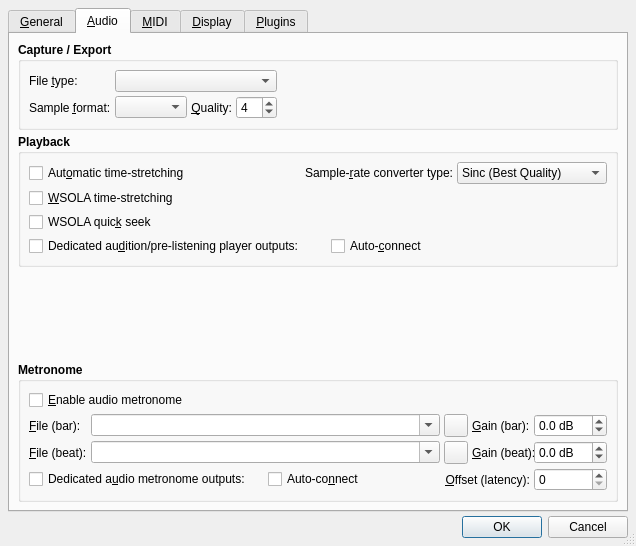
Above: src/qtractorOptionsForm.ui from rncbc/qtractor before the change. Below: the same form after it.
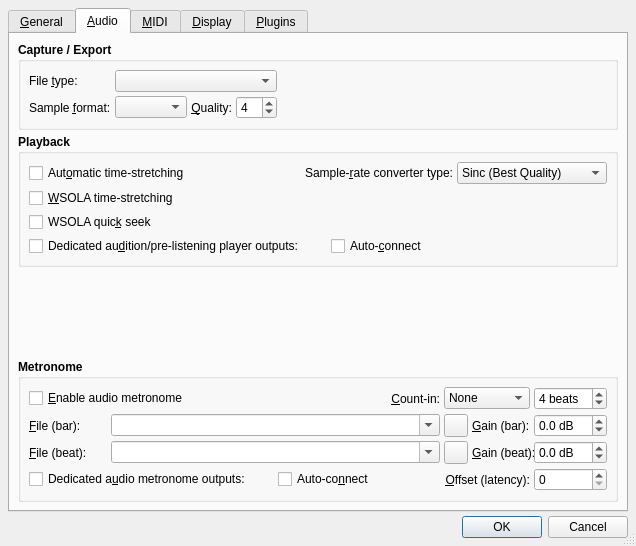
That is the form after the change. The open tabs and pages were chosen to show the change. Icons and pictures are not drawn. Custom widgets are drawn as their Qt base class.

Commit message: - Introducing count-in options to audio metronome: View/Options...   /Audio/Metronome/Count-in; Transport/Count-in. (EXPERIMENTAL)

Diff of the .ui file:
```diff
--- a/src/qtractorOptionsForm.ui
+++ b/src/qtractorOptionsForm.ui
@@ -1044,7 +1044,7 @@
           <bool>true</bool>
          </property>
          <layout class="QGridLayout">
-          <item row="0" column="0" colspan="6">
+          <item row="0" column="0" colspan="2">
            <widget class="QCheckBox" name="AudioMetronomeCheckBox">
             <property name="font">
              <font>
@@ -1060,6 +1060,84 @@
             </property>
            </widget>
           </item>
+          <item row="0" column="2">
+           <widget class="QLabel" name="AudioCountInModeLabel">
+            <property name="font">
+             <font>
+              <weight>50</weight>
+              <bold>false</bold>
+             </font>
+            </property>
+            <property name="text">
+             <string>&amp;Count-in:</string>
+            </property>
+            <property name="alignment">
+             <set>Qt::AlignRight|Qt::AlignVCenter</set>
+            </property>
+            <property name="buddy">
+             <cstring>AudioCountInModeComboBox</cstring>
+            </property>
+           </widget>
+          </item>
+          <item row="0" column="3" colspan="2">
+           <widget class="QComboBox" name="AudioCountInModeComboBox">
+            <property name="font">
+             <font>
+              <weight>50</weight>
+              <bold>false</bold>
+             </font>
+            </property>
+            <property name="toolTip">
+             <string>Count-in mode</string>
+            </property>
+            <item>
+             <property name="text">
+              <string>None</string>
+             </property>
+            </item>
+            <item>
+             <property name="text">
+              <string>Playback</string>
+             </property>
+            </item>
+            <item>
+             <property name="text">
+              <string>Recording</string>
+             </property>
+            </item>
+           </widget>
+          </item>
+          <item row="0" column="5">
+           <widget class="QSpinBox" name="AudioCountInBeatsSpinBox">
+            <property name="minimumSize">
+             <size>
+              <width>66</width>
+              <height>0</height>
+             </size>
+            </property>
+            <property name="font">
+             <font>
+              <weight>50</weight>
+              <bold>false</bold>
+             </font>
+            </property>
+            <property name="toolTip">
+             <string>Count-in number</string>
+            </property>
+            <property name="suffix">
+             <string> beats</string>
+            </property>
+            <property name="minimum">
+             <number>2</number>
+            </property>
+            <property name="maximum">
+             <number>24</number>
+            </property>
+            <property name="value">
+             <number>4</number>
+            </property>
+           </widget>
+          </item>
           <item row="1" column="0">
            <widget class="QLabel" name="MetroBarFilenameTextLabel">
             <property name="font">
```
Left out of the diff: 4 changed lines with no effect on the pictures. The commit also changes 15 other files.
